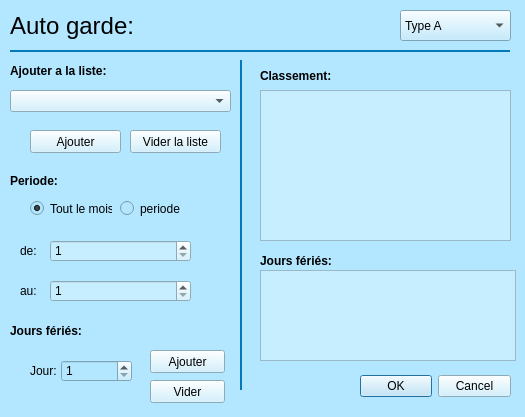
otmanLAHRECHE/Garde_advanced, file user_interfaces/auto_plus.ui: the form before one commit.
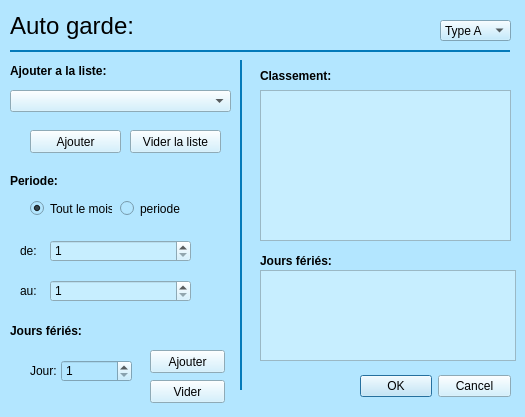
The form after the commit.

Diff of the .ui file:
```diff
--- a/user_interfaces/auto_plus.ui
+++ b/user_interfaces/auto_plus.ui
@@ -489,10 +489,10 @@
   <widget class="QComboBox" name="comboBox_2">
    <property name="geometry">
     <rect>
-     <x>400</x>
-     <y>10</y>
-     <width>111</width>
-     <height>31</height>
+     <x>440</x>
+     <y>20</y>
+     <width>71</width>
+     <height>21</height>
     </rect>
    </property>
    <item>
```
